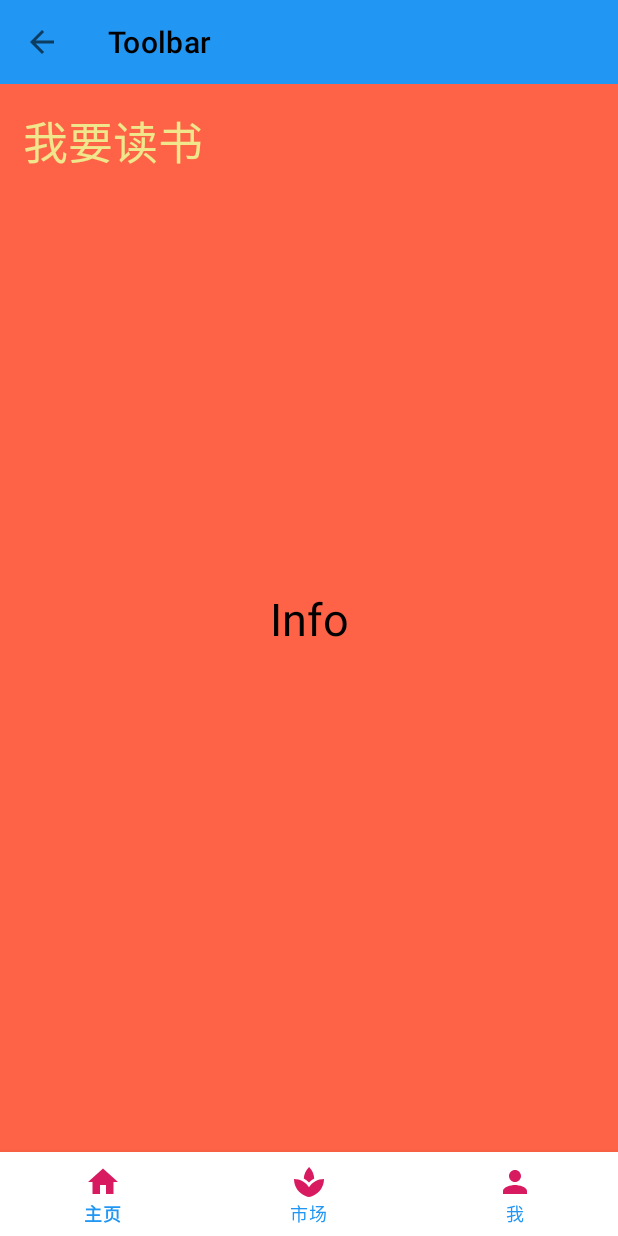
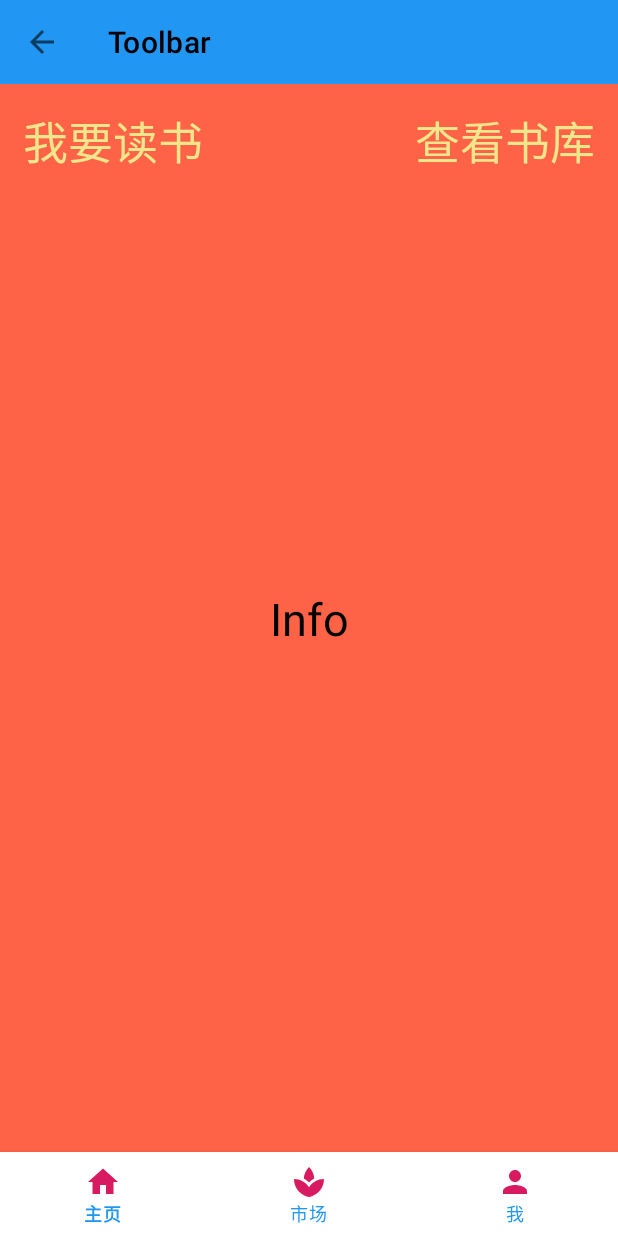
Before and after one commit to xqgithub/jetpack, an Android app: the InfoFragment screen opened directly, with no data from a screen before it, after a tap on "我要读书", on a phone screen of 412 x 824 dp. Run offline under Robolectric (Android 15) with nearby library versions, the phone set to English and light mode, and no system bars; our stand-ins replace navigation-ui; libraries missing offline, so code that uses them is left out: com.facebook.stetho.

Commit message:
Room框架，添加Dao处理的Repostitory封装

```diff
--- a/app/src/main/java/com/example/jetpack/application/MyApplication.kt
+++ b/app/src/main/java/com/example/jetpack/application/MyApplication.kt
@@ -6,10 +6,10 @@ import com.facebook.stetho.Stetho
 
 class MyApplication : MultiDexApplication() {
 
-    lateinit var myapplication: MyApplication
 
     companion object {
         lateinit var appDatabase: AppDatabase
+        lateinit var myapplication: MyApplication
     }
 
 
--- /dev/null
+++ b/app/src/main/java/com/example/jetpack/data/RepositoryProvider.kt
@@ -0,0 +1,23 @@
+package com.example.jetpack.data
+
+import android.content.Context
+import com.example.jetpack.application.MyApplication
+import com.example.jetpack.data.repository.BookRepostitory
+import com.example.jetpack.data.repository.UserRepostitory
+
+object RepositoryProvider {
+
+    /**
+     * 得到用户仓库
+     */
+    fun providerUserRepository(context: Context): UserRepostitory {
+        return UserRepostitory.getInstance(MyApplication.appDatabase.userDao())
+    }
+
+    /**
+     * 得到书籍仓库
+     */
+    fun providerBookRepository(context: Context): BookRepostitory {
+        return BookRepostitory.getInstance(MyApplication.appDatabase.bookDao())
+    }
+}
--- a/app/src/main/java/com/example/jetpack/data/dao/BookDao.kt
+++ b/app/src/main/java/com/example/jetpack/data/dao/BookDao.kt
@@ -1,5 +1,6 @@
 package com.example.jetpack.data.dao
 
+import androidx.lifecycle.LiveData
 import androidx.room.Dao
 import androidx.room.Insert
 import androidx.room.OnConflictStrategy
@@ -12,6 +13,10 @@ interface BookDao {
     @Query("select * from book where book_user_id = :book_user_id")
     fun getBookByUserID(book_user_id: Int): Book?
 
+
+    @Query("select * from book ")
+    fun getAllBook(): List<Book>
+
     @Insert(onConflict = OnConflictStrategy.REPLACE)
     fun insertBook(book: Book): Long
 
--- a/app/src/main/java/com/example/jetpack/data/dao/UserDao.kt
+++ b/app/src/main/java/com/example/jetpack/data/dao/UserDao.kt
@@ -12,6 +12,10 @@ interface UserDao {
     @Query("select * from users where user_name = :username")
     fun getUserByUsername(username: String): User?
 
+    @Query("select * from users")
+    fun getAllUsers(): List<User>?
+
+
     /*当数据库中已经有此用户的时候，直接替换*/
     @Insert(onConflict = OnConflictStrategy.REPLACE)
     fun insertUser(user: User): Long
--- /dev/null
+++ b/app/src/main/java/com/example/jetpack/data/repository/BookRepostitory.kt
@@ -0,0 +1,36 @@
+package com.example.jetpack.data.repository
+
+import com.example.jetpack.data.dao.BookDao
+import com.example.jetpack.data.dao.UserDao
+import com.example.jetpack.data.entity.Book
+import com.example.jetpack.data.entity.User
+
+/**
+ * 数据处理仓库---书籍库
+ */
+class BookRepostitory private constructor(private val bookDao: BookDao) {
+
+    /**
+     * 获得所有的书籍
+     */
+    fun getAllBook() = bookDao.getAllBook()
+
+    /**
+     * 插入书籍---单
+     */
+    fun insertBook(book: Book) = bookDao.insertBook(book)
+
+
+    companion object {
+        @Volatile
+        private var instance: BookRepostitory? = null
+
+        fun getInstance(bookDao: BookDao): BookRepostitory =
+            instance ?: synchronized(this) {
+                instance
+                    ?: BookRepostitory(bookDao).also {
+                        instance = it
+                    }
+            }
+    }
+}
--- /dev/null
+++ b/app/src/main/java/com/example/jetpack/data/repository/UserRepostitory.kt
@@ -0,0 +1,39 @@
+package com.example.jetpack.data.repository
+
+import com.example.jetpack.data.dao.UserDao
+import com.example.jetpack.data.entity.User
+
+/**
+ * 数据处理仓库---用户
+ */
+class UserRepostitory private constructor(private val userDao: UserDao) {
+
+    /**
+     * 获得所有的用户
+     */
+    fun getAllUsers() = userDao.getAllUsers()
+
+    /**
+     * 根据用户名字获得用户---单
+     */
+    fun getUserByUsername(username: String) = userDao.getUserByUsername(username)
+
+    /**
+     * 插入用户---单
+     */
+    fun insertUser(user: User) = userDao.insertUser(user)
+
+
+    companion object {
+        @Volatile
+        private var instance: UserRepostitory? = null
+
+        fun getInstance(userDao: UserDao): UserRepostitory =
+            instance ?: synchronized(this) {
+                instance
+                    ?: UserRepostitory(userDao).also {
+                        instance = it
+                    }
+            }
+    }
+}
--- a/app/src/main/java/com/example/jetpack/ui/fragment/login/RegisterFragment.kt
+++ b/app/src/main/java/com/example/jetpack/ui/fragment/login/RegisterFragment.kt
@@ -15,6 +15,7 @@ import androidx.navigation.fragment.findNavController
 import androidx.navigation.fragment.navArgs
 import com.example.jetpack.R
 import com.example.jetpack.application.MyApplication
+import com.example.jetpack.data.RepositoryProvider
 import com.example.jetpack.data.entity.User
 import kotlinx.android.synthetic.main.fragment_register.*
 import kotlinx.coroutines.CoroutineScope
@@ -45,6 +46,7 @@ class RegisterFragment : Fragment() {
 
 
     private val scope = CoroutineScope(Dispatchers.Main)
+    private val userrepostitory = RepositoryProvider.providerUserRepository(MyApplication.myapplication)
 
 
     override fun onViewCreated(view: View, savedInstanceState: Bundle?) {
@@ -63,7 +65,7 @@ class RegisterFragment : Fragment() {
             val user = User(account, email, pwd, 30, "新世界---人鱼岛")
             scope.launch {
                 withContext(Dispatchers.IO) {
-                    val num = MyApplication.appDatabase.userDao().insertUser(user)
+                    val num = userrepostitory.insertUser(user)
                     println("插入数据：${num}")
                 }
                 Toast.makeText(context, "Register", Toast.LENGTH_SHORT).show()
--- a/app/src/main/java/com/example/jetpack/ui/fragment/main/InfoFragment.kt
+++ b/app/src/main/java/com/example/jetpack/ui/fragment/main/InfoFragment.kt
@@ -7,6 +7,7 @@ import android.view.ViewGroup
 import androidx.fragment.app.Fragment
 import com.example.jetpack.R
 import com.example.jetpack.application.MyApplication
+import com.example.jetpack.data.RepositoryProvider
 import com.example.jetpack.data.entity.Book
 import com.example.jetpack.utils.SPreferenceUtils
 import kotlinx.android.synthetic.main.fragment_info.*
@@ -21,7 +22,8 @@ import kotlinx.coroutines.withContext
 class InfoFragment : Fragment() {
 
     private val scope = CoroutineScope(Dispatchers.Main)
-
+    private val userrepostitory = RepositoryProvider.providerUserRepository(MyApplication.myapplication)
+    private val bookrepostitory = RepositoryProvider.providerBookRepository(MyApplication.myapplication)
 
     override fun onCreateView(
         inflater: LayoutInflater, container: ViewGroup?,
@@ -45,10 +47,25 @@ class InfoFragment : Fragment() {
             scope.launch {
                 withContext(Dispatchers.IO) {
                     //1.获取当前登录用户的信息
-                    var user = MyApplication.appDatabase.userDao().getUserByUsername(logined_username)
+                    var user = userrepostitory.getUserByUsername(logined_username)
                     user?.let {
-                        MyApplication.appDatabase.bookDao().insertBook(Book("Android学习阶段一_${it.username}", it.id))
-                        MyApplication.appDatabase.bookDao().insertBook(Book("Android学习阶段二_${it.username}", it.id))
+                        //2.保存用户的读书信息
+                        bookrepostitory.insertBook(Book("Android学习阶段一_${it.username}", it.id))
+                        bookrepostitory.insertBook(Book("Android学习阶段二_${it.username}", it.id))
+                    }
+                }
+            }
+        }
+
+        tv_viewbook.setOnClickListener {
+            scope.launch {
+                var books: List<Book>?
+                withContext(Dispatchers.IO) {
+                    books = bookrepostitory.getAllBook()
+                }
+                books?.let {
+                    it.forEach { book ->
+                        println("书籍的名称：${book.title}")
                     }
                 }
             }
--- a/app/src/main/java/com/example/jetpack/ui/viewmodel/LoginModel.kt
+++ b/app/src/main/java/com/example/jetpack/ui/viewmodel/LoginModel.kt
@@ -16,6 +16,7 @@ import androidx.navigation.fragment.findNavController
 import com.example.jetpack.MainActivity
 import com.example.jetpack.R
 import com.example.jetpack.application.MyApplication
+import com.example.jetpack.data.RepositoryProvider
 import com.example.jetpack.data.entity.User
 import com.example.jetpack.utils.SPreferenceUtils
 import kotlinx.coroutines.CoroutineScope
@@ -33,7 +34,7 @@ class LoginModel constructor(name: String, pwd: String, context: Context, fragme
     val myPwd = ObservableField<String>(pwd)
     var context: Context = context
     var myfragment: Fragment = fragment
-
+    private val userrepostitory = RepositoryProvider.providerUserRepository(MyApplication.myapplication)
 
     private val scope = CoroutineScope(Dispatchers.Main)
     var logined_username: String by SPreferenceUtils(
@@ -62,7 +63,7 @@ class LoginModel constructor(name: String, pwd: String, context: Context, fragme
         scope.launch {
             var user: User?
             withContext(Dispatchers.IO) {
-                user = MyApplication.appDatabase.userDao().getUserByUsername(myName.get()!!)
+                user = userrepostitory.getUserByUsername(myName.get()!!)
             }
             user?.let {
                 if (myPwd.get().equals(it.password)
--- a/app/src/main/res/layout/fragment_info.xml
+++ b/app/src/main/res/layout/fragment_info.xml
@@ -31,5 +31,17 @@
         app:layout_constraintStart_toStartOf="parent"
         app:layout_constraintTop_toTopOf="parent" />
 
+    <TextView
+        android:id="@+id/tv_viewbook"
+        android:layout_width="wrap_content"
+        android:layout_height="wrap_content"
+        android:layout_marginTop="15dp"
+        android:layout_marginEnd="15dp"
+        android:text="查看书库"
+        android:textColor="#F0E68C"
+        android:textSize="30sp"
+        app:layout_constraintEnd_toEndOf="parent"
+        app:layout_constraintTop_toTopOf="parent" />
+
 
 </androidx.constraintlayout.widget.ConstraintLayout>
```
